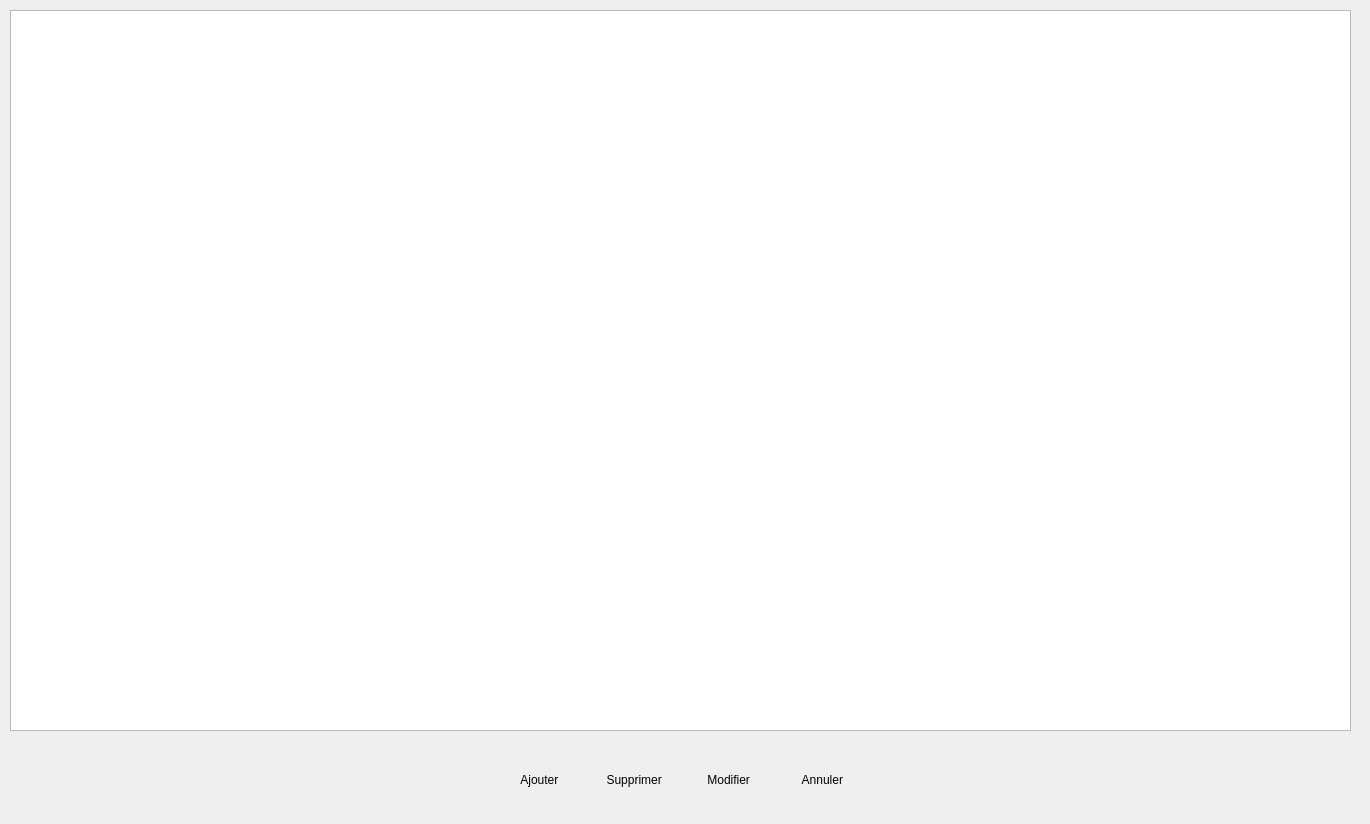
Old version of the form sources/Bikes/bikesview.ui in the repository Endo13/BikeEquipmentManager.
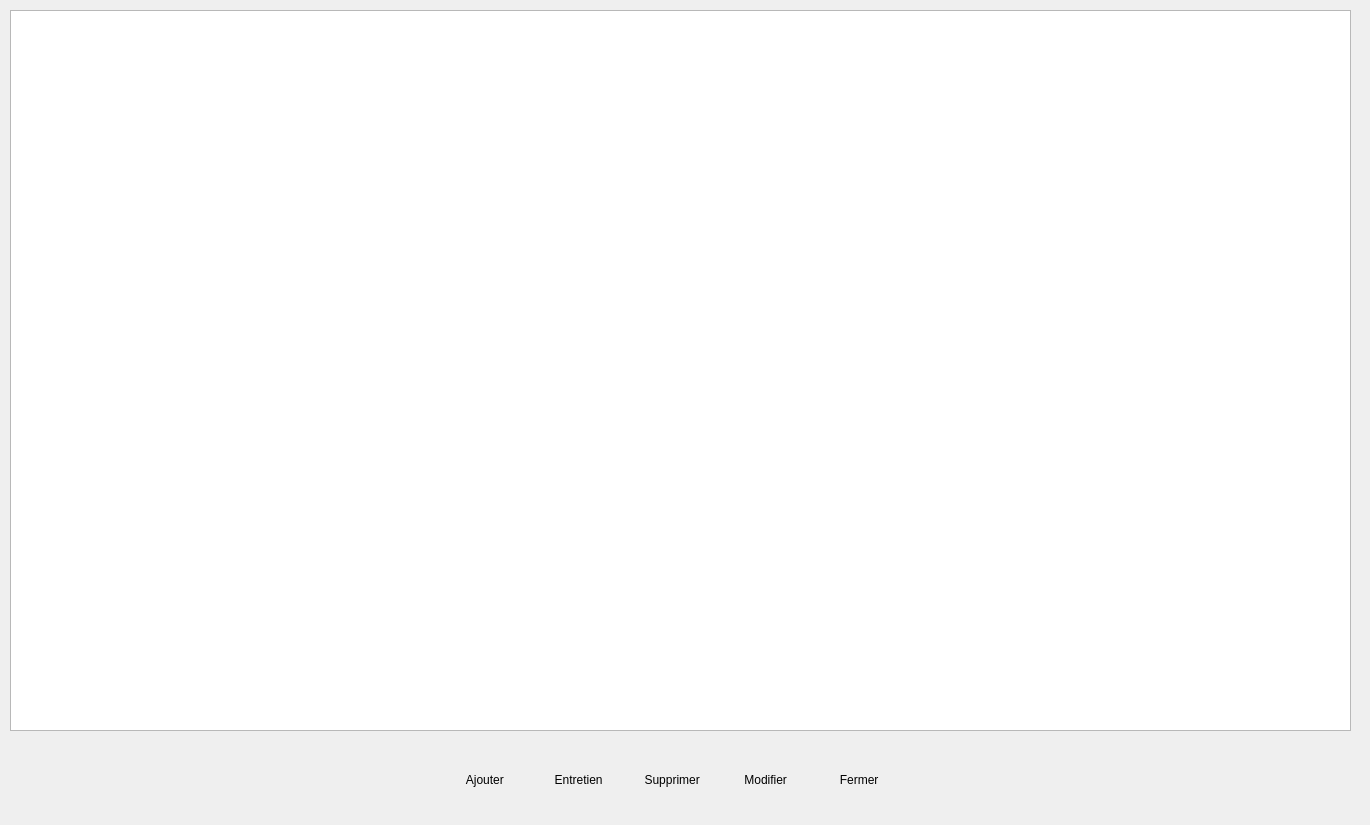
New version of the form. Icons and pictures are not drawn.

Patch:
```diff
--- a/sources/Bikes/bikesview.ui
+++ b/sources/Bikes/bikesview.ui
@@ -7,9 +7,21 @@
     <x>0</x>
     <y>0</y>
     <width>1370</width>
-    <height>824</height>
+    <height>825</height>
    </rect>
   </property>
+  <property name="minimumSize">
+   <size>
+    <width>1370</width>
+    <height>825</height>
+   </size>
+  </property>
+  <property name="maximumSize">
+   <size>
+    <width>1370</width>
+    <height>825</height>
+   </size>
+  </property>
   <property name="windowTitle">
    <string>Mes équipements</string>
   </property>
@@ -74,9 +86,9 @@
   <widget class="QWidget" name="horizontalLayoutWidget_2">
    <property name="geometry">
     <rect>
-     <x>494</x>
+     <x>440</x>
      <y>740</y>
-     <width>371</width>
+     <width>461</width>
      <height>80</height>
     </rect>
    </property>
@@ -101,6 +113,26 @@
       </property>
      </widget>
     </item>
+    <item>
+     <widget class="QPushButton" name="pbServiceBook">
+      <property name="text">
+       <string> Entretien</string>
+      </property>
+      <property name="icon">
+       <iconset resource="../ressources/ressources.qrc">
+        <normaloff>:/bike/servicebook.png</normaloff>:/bike/servicebook.png</iconset>
+      </property>
+      <property name="iconSize">
+       <size>
+        <width>24</width>
+        <height>24</height>
+       </size>
+      </property>
+      <property name="flat">
+       <bool>true</bool>
+      </property>
+     </widget>
+    </item>
     <item>
      <widget class="QPushButton" name="pbDelete">
       <property name="text">
@@ -144,7 +176,7 @@
     <item>
      <widget class="QPushButton" name="pbQuit">
       <property name="text">
-       <string> Annuler</string>
+       <string> Fermer</string>
       </property>
       <property name="icon">
        <iconset resource="../ressources/ressources.qrc">
```
